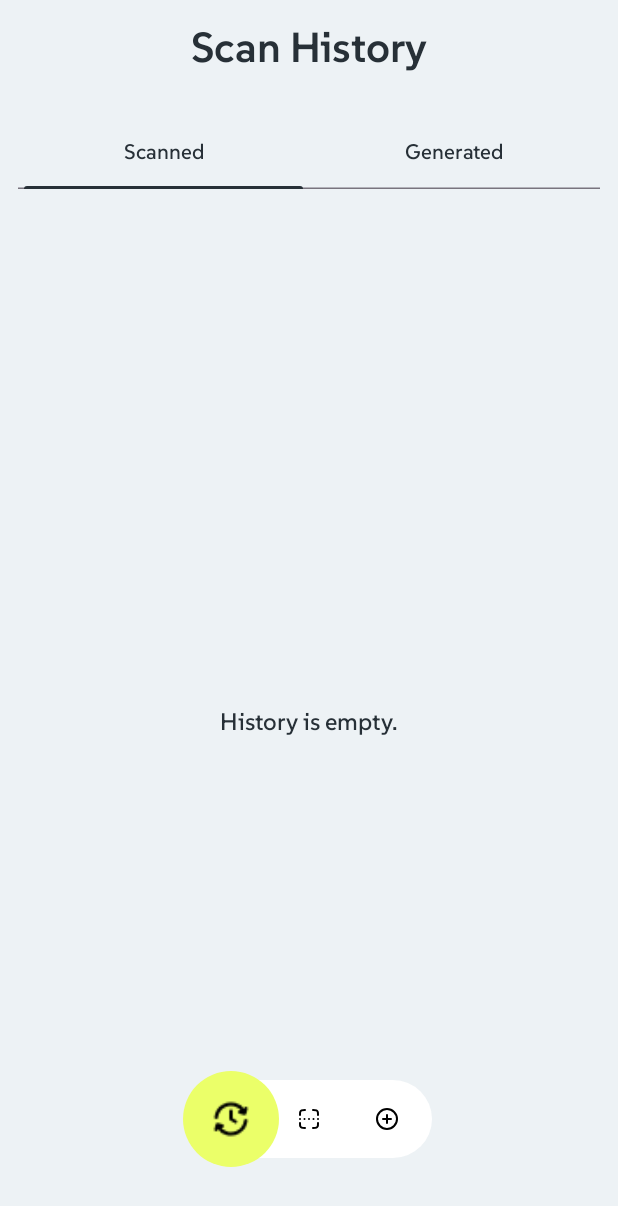
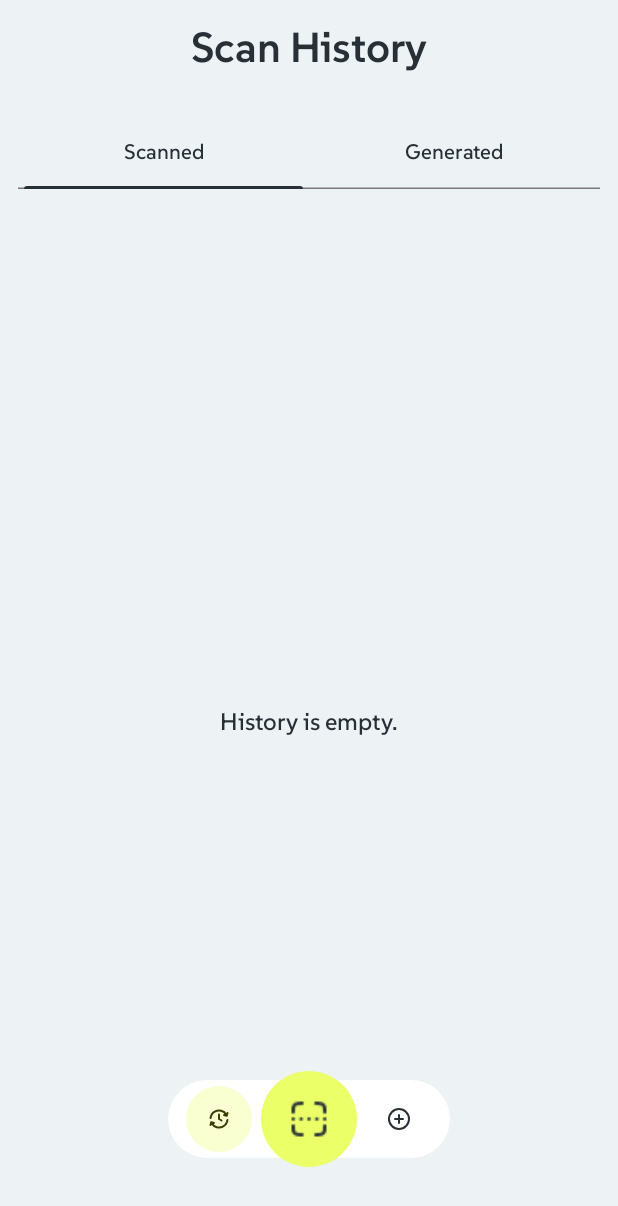
Before and after one commit to Seenu-2002/qr-craft-android, an Android app built with Jetpack Compose: the screen it shows after launch (MainActivity), after a tap on "Scan History", on a phone screen of 412 x 824 dp. Shown: the top 1206 px of the screen. Run offline under Robolectric (Android 15) with nearby library versions, the phone set to English and light mode, and no system bars; our stand-ins replace Room's generated code, Timber, window size class; libraries missing offline, so code that uses them is left out: androidx.camera.core, androidx.camera.lifecycle, androidx.camera.view, com.google.mlkit.vision; 2 statements that could not run were skipped.

Commit message:
- Fixed Screen indicator UI issue

```diff
--- a/app/src/main/java/com/seenu/dev/android/qr_craft/MainActivity.kt
+++ b/app/src/main/java/com/seenu/dev/android/qr_craft/MainActivity.kt
@@ -45,18 +45,18 @@ import androidx.navigation.compose.currentBackStackEntryAsState
 import androidx.navigation.compose.rememberNavController
 import androidx.navigation.navArgument
 import com.seenu.dev.android.qr_craft.framework.image.ImageSaverFactory
-import com.seenu.dev.android.qr_craft.presentation.state.QrDataUiModel
-import com.seenu.dev.android.qr_craft.presentation.design_system.components.ScreenSlider
-import com.seenu.dev.android.qr_craft.presentation.design_system.components.ScreenSliderItem
 import com.seenu.dev.android.qr_craft.presentation.create.ChooseQrTypeScreen
 import com.seenu.dev.android.qr_craft.presentation.create.CreateQrScreen
 import com.seenu.dev.android.qr_craft.presentation.design_system.LocalDimen
+import com.seenu.dev.android.qr_craft.presentation.design_system.components.ScreenSliderItem
+import com.seenu.dev.android.qr_craft.presentation.design_system.components.ScreenSliderWithoutAnimation
 import com.seenu.dev.android.qr_craft.presentation.design_system.dimen600dp
 import com.seenu.dev.android.qr_craft.presentation.design_system.dimenMobilePortrait
 import com.seenu.dev.android.qr_craft.presentation.history.QrHistoryScreen
 import com.seenu.dev.android.qr_craft.presentation.route.Screen
 import com.seenu.dev.android.qr_craft.presentation.scan_details.QrDetailsScreen
 import com.seenu.dev.android.qr_craft.presentation.scanner.QrScannerScreen
+import com.seenu.dev.android.qr_craft.presentation.state.QrDataUiModel
 import com.seenu.dev.android.qr_craft.presentation.state.QrType
 import com.seenu.dev.android.qr_craft.presentation.ui.theme.QrCraftTheme
 import com.seenu.dev.android.qr_craft.presentation.util.DeviceConfiguration
@@ -220,7 +220,7 @@ class MainActivity : ComponentActivity() {
                                 )
                             ) {
                                 val selectedItem = items[selectedItemIndex]
-                                ScreenSlider(
+                                ScreenSliderWithoutAnimation(
                                     items = items,
                                     selectedItem = selectedItem
                                 ) { index, item ->
@@ -230,7 +230,7 @@ class MainActivity : ComponentActivity() {
                                         0 -> Screen.QrHistory.route
                                         1 -> Screen.Scanner.route
                                         2 -> Screen.ChooseQrType.route
-                                        else -> return@ScreenSlider
+                                        else -> return@ScreenSliderWithoutAnimation
                                     }
                                     navController.navigate(route) {
                                         popUpTo(0) {
--- a/app/src/main/java/com/seenu/dev/android/qr_craft/presentation/design_system/components/ScreenSlider.kt
+++ b/app/src/main/java/com/seenu/dev/android/qr_craft/presentation/design_system/components/ScreenSlider.kt
@@ -4,11 +4,13 @@ import androidx.compose.animation.core.Spring
 import androidx.compose.animation.core.animateFloatAsState
 import androidx.compose.animation.core.animateOffsetAsState
 import androidx.compose.animation.core.spring
+import androidx.compose.foundation.background
 import androidx.compose.foundation.clickable
 import androidx.compose.foundation.layout.Box
 import androidx.compose.foundation.layout.Row
 import androidx.compose.foundation.layout.padding
 import androidx.compose.foundation.layout.size
+import androidx.compose.foundation.shape.CircleShape
 import androidx.compose.material3.Icon
 import androidx.compose.material3.MaterialTheme
 import androidx.compose.runtime.Composable
@@ -31,6 +33,8 @@ import androidx.compose.ui.tooling.preview.Preview
 import androidx.compose.ui.unit.dp
 import com.seenu.dev.android.qr_craft.R
 import com.seenu.dev.android.qr_craft.presentation.ui.theme.QrCraftTheme
+import com.seenu.dev.android.qr_craft.presentation.ui.theme.link
+import com.seenu.dev.android.qr_craft.presentation.ui.theme.linkBg
 import com.seenu.dev.android.qr_craft.presentation.ui.theme.surfaceHigher
 
 @Preview
@@ -166,6 +170,139 @@ fun ScreenSlider(
     }
 }
 
+@Preview
+@Composable
+private fun ScreenSliderWithoutAnimationPreview() {
+    val items = listOf(
+        ScreenSliderItem(
+            icon = painterResource(id = R.drawable.ic_clock_refresh),
+            contentDescription = "Camera"
+        ),
+        ScreenSliderItem(
+            icon = painterResource(id = R.drawable.ic_scan),
+            contentDescription = "Compass"
+        ),
+        ScreenSliderItem(
+            icon = painterResource(id = R.drawable.ic_plus_circle),
+            contentDescription = "Directions"
+        )
+    )
+    val selectedItem = items[1]
+
+    QrCraftTheme {
+        var selectedItem by remember { mutableStateOf(selectedItem) }
+        ScreenSliderWithoutAnimation(
+            items = items,
+            selectedItem = selectedItem
+        ) { _, it -> selectedItem = it }
+    }
+}
+
+@Composable
+fun ScreenSliderWithoutAnimation(
+    modifier: Modifier = Modifier,
+    items: List<ScreenSliderItem>,
+    selectedItem: ScreenSliderItem,
+    onItemSelected: (Int, ScreenSliderItem) -> Unit = { _, _ -> }
+) {
+    val backgroundColor = MaterialTheme.colorScheme.surfaceHigher
+    val selectedItemBackgroundColor = MaterialTheme.colorScheme.primary
+    val selectedItemIndex = items.indexOf(selectedItem)
+    if (selectedItemIndex == -1) {
+        throw IllegalArgumentException("Selected item must be one of the items in the list")
+    }
+
+    val itemSize = 44.dp
+    val horizontalPadding = 4.dp
+    var centerItemOffset by remember { mutableStateOf(Offset.Zero) }
+
+    Row(
+        modifier = modifier
+            .padding(vertical = 4.dp)
+            .drawWithContent(
+                onDraw = {
+                    val backgroundHeight = 52.dp.toPx()
+                    val radius = backgroundHeight / 2F
+                    val top = (size.height - backgroundHeight) / 2F
+                    val itemSizeInPx = itemSize.toPx()
+                    drawRoundRect(
+                        color = backgroundColor,
+                        cornerRadius = CornerRadius(x = radius),
+                        topLeft = Offset(0F, top),
+                        size = Size(size.width, backgroundHeight),
+                    )
+
+                    val selectedItemSize = 64.dp.toPx()
+                    val horizontalPaddingInPx = horizontalPadding.toPx()
+
+                    val itemCenter =
+                        centerItemOffset + Offset(itemSizeInPx / 2f, itemSizeInPx / 2f)
+                    val backgroundOffset =
+                        itemCenter - Offset(selectedItemSize / 2f, selectedItemSize / 2f) + Offset(
+                            horizontalPaddingInPx,
+                            0F
+                        )
+
+                    drawRoundRect(
+                        color = selectedItemBackgroundColor,
+                        topLeft = backgroundOffset,
+                        cornerRadius = CornerRadius(selectedItemSize / 2f),
+                        size = Size(selectedItemSize, selectedItemSize)
+                    )
+
+                    drawContent()
+                })
+            .padding(horizontal = horizontalPadding)
+    ) {
+
+        for ((index, item) in items.withIndex()) {
+            val isSelectedItem = item == selectedItem
+            val (painter, contentDescription) = item
+
+            Box(
+                modifier = Modifier
+                    .padding(horizontal = 8.dp)
+                    .size(itemSize)
+                    .clickable(interactionSource = null, indication = null) {
+                        onItemSelected(index, item)
+                    }.let { modifier ->
+                        if (index == 1) {
+                            modifier.onGloballyPositioned { coordinates ->
+                                centerItemOffset = coordinates.positionInParent()
+                            }
+                        } else {
+                            if (isSelectedItem) {
+                                modifier.background(
+                                    color = MaterialTheme.colorScheme.linkBg.copy(
+                                        alpha = .3F
+                                    ), shape = CircleShape
+                                )
+                            } else modifier
+                        }
+                    }, contentAlignment = Alignment.Center
+            ) {
+                val scale = if (index == 1) {
+                    1.75F
+                } else 1F
+
+                Icon(
+                    modifier = Modifier
+                        .size(16.dp)
+                        .graphicsLayer {
+                            scaleX = scale
+                            scaleY = scale
+                        },
+                    painter = painter,
+                    contentDescription = contentDescription,
+                    tint = if (isSelectedItem && index != 1) MaterialTheme.colorScheme.link else MaterialTheme.colorScheme.onSurface
+                )
+            }
+        }
+    }
+
+
+}
+
 data class ScreenSliderItem constructor(
     val icon: Painter,
     val contentDescription: String
```
